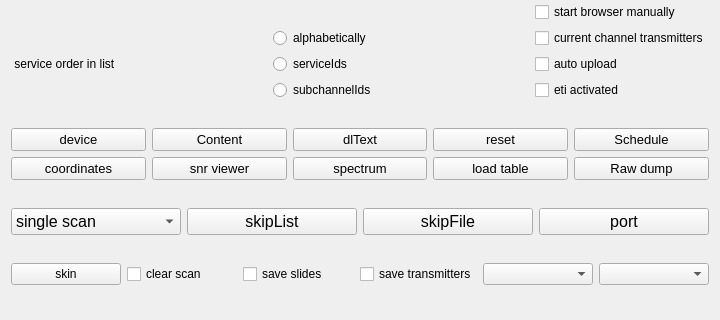
Above: qt-dab-s6/forms-v6/config-helper.ui from JvanKatwijk/qt-dab before the change; both pictures show x 0 to 720 and y 239 to 559 of the 720 by 559 pixel window. Below: the same form after it.
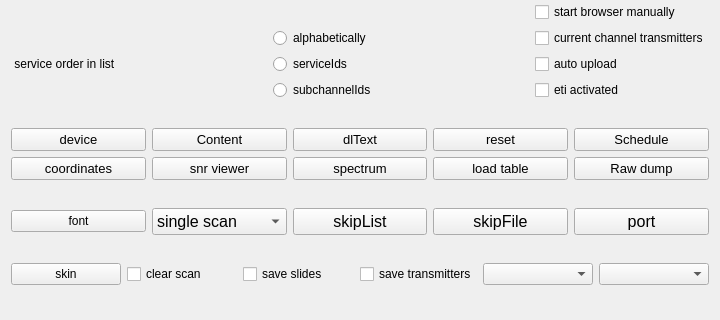
That is the form after the change. Custom widgets are drawn as their Qt base class.

Patch:
```diff
--- a/qt-dab-s6/forms-v6/config-helper.ui
+++ b/qt-dab-s6/forms-v6/config-helper.ui
@@ -496,6 +496,13 @@
    </item>
    <item>
     <layout class="QHBoxLayout" name="horizontalLayout_4">
+     <item>
+      <widget class="QPushButton" name="fontSelectButton">
+       <property name="text">
+        <string>font</string>
+       </property>
+      </widget>
+     </item>
      <item>
       <widget class="smallComboBox" name="scanmodeSelector">
        <property name="font">
```
